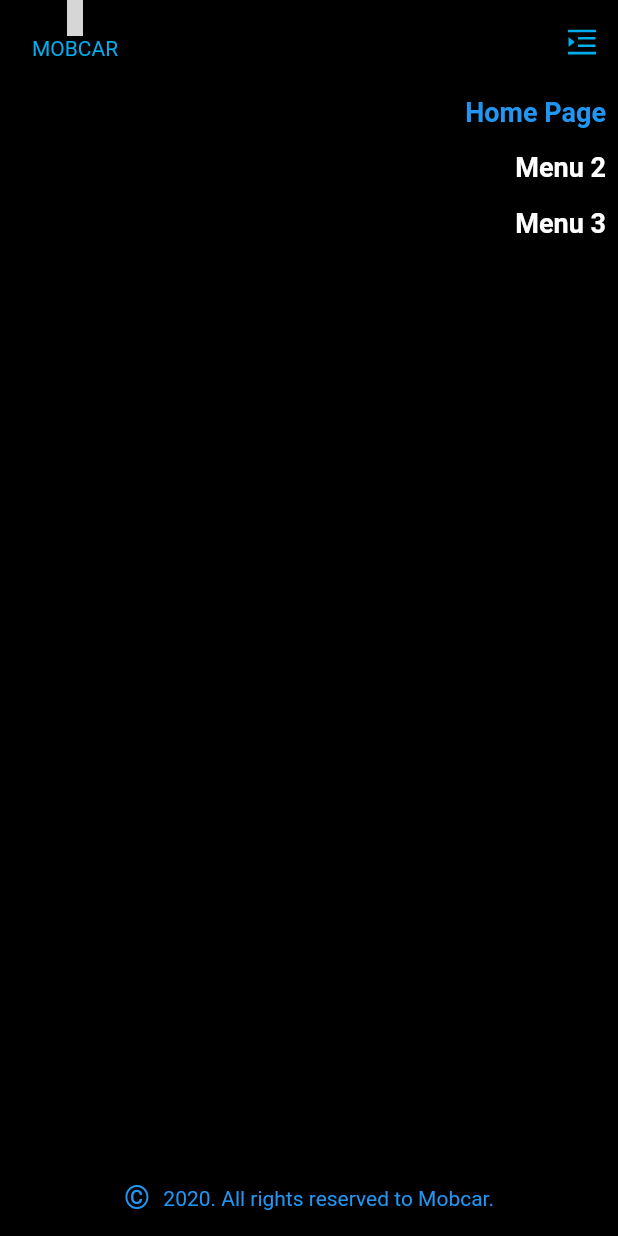
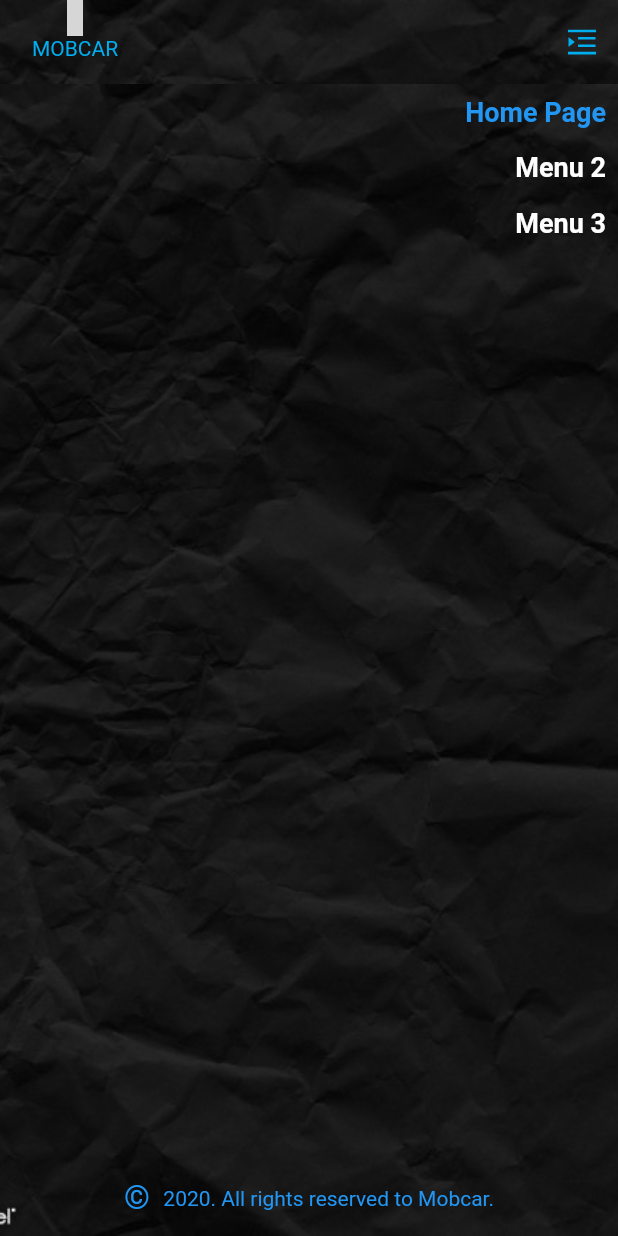
Before and after one commit to Robertrodrigues000/desafio-mobcar, a Flutter app: the screen it shows after launch, after a tap on an icon or button, on a phone screen of 412 x 824 dp. Run offline on Flutter 3.47's test engine with Material 2 defaults, Android fonts, the phone set to English and light mode, and no system bars; our stand-ins replace dio, flutter_font_icons, sqflite; accounts and stored records are empty; network calls fail; grey boxes are pictures that could not be loaded.

Commit message:
background drawerMenu

```diff
--- a/lib/screens/drawer_page.dart
+++ b/lib/screens/drawer_page.dart
@@ -58,29 +58,26 @@ class _DrawerPageState extends State<DrawerPage> with NavigationHelper {
 
   @override
   Widget build(BuildContext context) {
-    return Scaffold(
-      // appBar: AppBar(
-      //   backgroundColor: Colors.black,
-      //   automaticallyImplyLeading: false,
-      //   leading: Container(
-      //     margin: const EdgeInsets.only(left: 16, top: 16),
-      //     child: const Text(
-      //       'MobCar',
-      //       style: TextStyle(color: Colors.blue, fontSize: 18),
-      //     ),
-      //   ),
-      //   leadingWidth: 100,
-      //   actions: [
-      //     IconButton(
-      //       icon: const Icon(Icons.menu_open_outlined),
-      //       onPressed: () => Navigator.pop(context),
-      //     ),
-      //   ],
-      // ),
-      appBar: CustomAppBar(appBar: AppBar(), function: () => Navigator.pop(context)),
-      backgroundColor: Colors.black,
+    return Stack(
+      children: [
+        Image.asset(
+          "assets/images/blackBackground.jpg",
+          height: MediaQuery.of(context).size.height,
+          width: MediaQuery.of(context).size.width,
+          fit: BoxFit.cover,
+        ),
+        Scaffold(
+          appBar: CustomAppBar(appBar: AppBar(), function: () => Navigator.pop(context), isDrawer: true),
+          extendBodyBehindAppBar: true,
+          backgroundColor: Colors.transparent,
           body: SafeArea(
             child: Container(
+              decoration: BoxDecoration(
+                image: DecorationImage(
+                  image: AssetImage("assets/images/blackBackground.jpg"),
+                  fit: BoxFit.cover,
+                ),
+              ),
               alignment: Alignment.topRight,
               child: Column(
                 mainAxisAlignment: MainAxisAlignment.spaceBetween,
@@ -115,6 +112,8 @@ class _DrawerPageState extends State<DrawerPage> with NavigationHelper {
               ),
             ),
           ),
+        ),
+      ],
     );
   }
 
--- a/lib/screens/home_page.dart
+++ b/lib/screens/home_page.dart
@@ -24,6 +24,7 @@ class _HomePageState extends State<HomePage> with NavigationHelper {
       key: _scaffoldKey,
       appBar: CustomAppBar(
         appBar: AppBar(),
+        isDrawer: false,
         function: () =>
             Navigator.pushAndRemoveUntil(context, createRoute(DrawerPage(key: widget.key)), (route) => true),
       ),
--- a/lib/widgets/custom_app_bar.dart
+++ b/lib/widgets/custom_app_bar.dart
@@ -5,12 +5,15 @@ import 'package:flutter_font_icons/flutter_font_icons.dart';
 class CustomAppBar extends StatelessWidget implements PreferredSizeWidget {
   final AppBar appBar;
   final VoidCallback function;
-  const CustomAppBar({Key? key, required this.appBar, required this.function}) : super(key: key);
+  final bool isDrawer;
+  const CustomAppBar({Key? key, required this.appBar, required this.function, required this.isDrawer})
+      : super(key: key);
 
   @override
   Widget build(BuildContext context) {
     return AppBar(
-      backgroundColor: Colors.black,
+      backgroundColor: isDrawer ? Colors.transparent : Colors.black,
+      elevation: isDrawer ? 0 : 4,
       leading: Column(
         children: [
           Icon(MaterialCommunityIcons.steering, color: AppColors.infoBlue),
```
Also changed, not shown: assets/images/blackBackground.jpg (added). Lines whose indentation alone changed are shown as unchanged.
